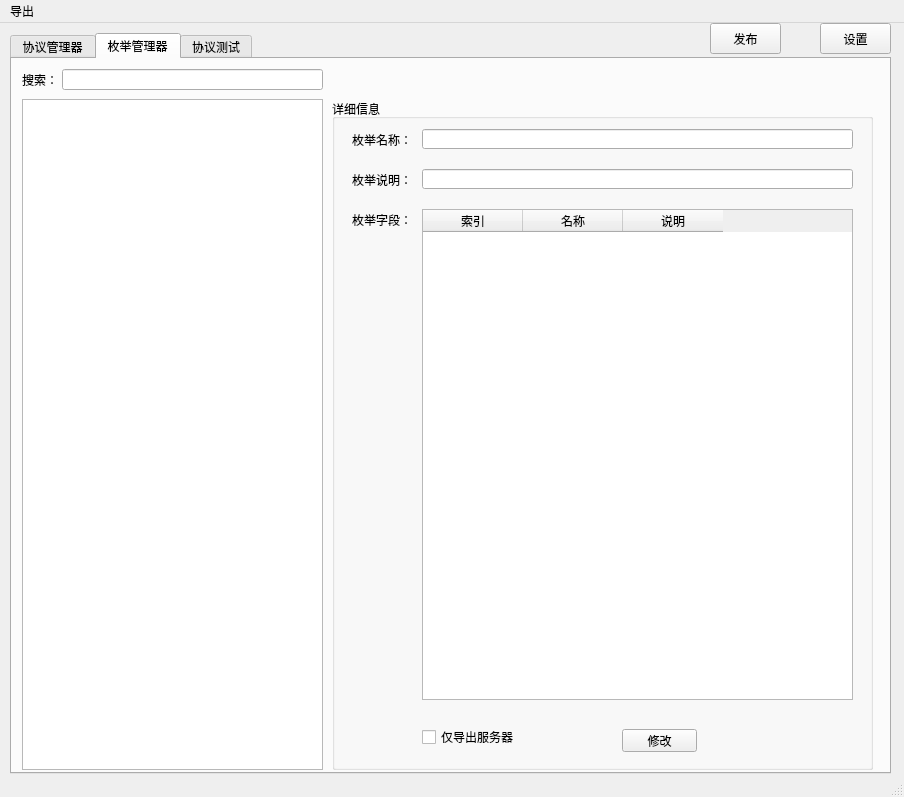
Before: the Qt Designer form designer/ui/proto_tool.ui in aywfelix/ProtoExcelTool, drawn with Qt 5.
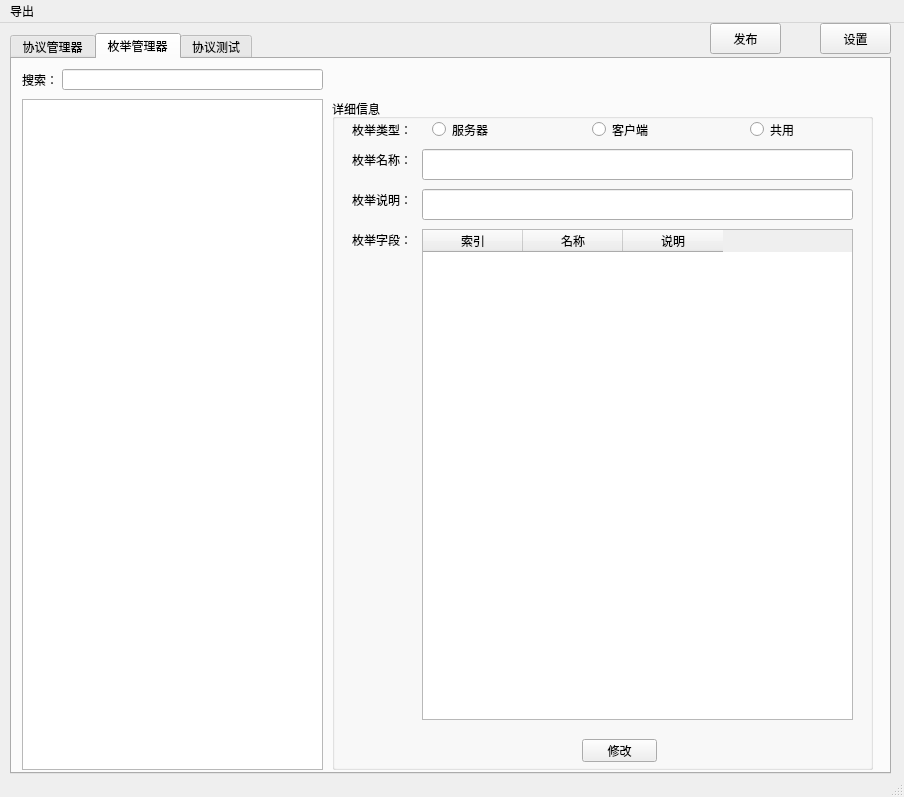
After: the same form once the commit is applied. The open tabs and pages were chosen to show the change.

Commit message: 添加枚举类型选择

```diff
--- a/designer/ui/proto_tool.ui
+++ b/designer/ui/proto_tool.ui
@@ -271,9 +271,9 @@
        <property name="geometry">
         <rect>
          <x>90</x>
-         <y>30</y>
+         <y>50</y>
          <width>431</width>
-         <height>20</height>
+         <height>31</height>
         </rect>
        </property>
        <property name="readOnly">
@@ -284,7 +284,7 @@
        <property name="geometry">
         <rect>
          <x>20</x>
-         <y>30</y>
+         <y>50</y>
          <width>71</width>
          <height>21</height>
         </rect>
@@ -297,9 +297,9 @@
        <property name="geometry">
         <rect>
          <x>90</x>
-         <y>70</y>
+         <y>90</y>
          <width>431</width>
-         <height>20</height>
+         <height>31</height>
         </rect>
        </property>
        <property name="readOnly">
@@ -310,7 +310,7 @@
        <property name="geometry">
         <rect>
          <x>20</x>
-         <y>70</y>
+         <y>90</y>
          <width>71</width>
          <height>21</height>
         </rect>
@@ -323,7 +323,7 @@
        <property name="geometry">
         <rect>
          <x>20</x>
-         <y>110</y>
+         <y>130</y>
          <width>71</width>
          <height>21</height>
         </rect>
@@ -335,8 +335,8 @@
       <widget class="QPushButton" name="bTnEnumModify">
        <property name="geometry">
         <rect>
-         <x>290</x>
-         <y>630</y>
+         <x>250</x>
+         <y>640</y>
          <width>75</width>
          <height>23</height>
         </rect>
@@ -345,24 +345,11 @@
         <string>修改</string>
        </property>
       </widget>
-      <widget class="QCheckBox" name="cBxEnum">
-       <property name="geometry">
-        <rect>
-         <x>90</x>
-         <y>630</y>
-         <width>121</width>
-         <height>16</height>
-        </rect>
-       </property>
-       <property name="text">
-        <string>仅导出服务器</string>
-       </property>
-      </widget>
       <widget class="QTableWidget" name="tBvEnum">
        <property name="geometry">
         <rect>
          <x>90</x>
-         <y>110</y>
+         <y>130</y>
          <width>431</width>
          <height>491</height>
         </rect>
@@ -410,6 +397,58 @@
         </property>
        </column>
       </widget>
+      <widget class="QRadioButton" name="rBtnCom">
+       <property name="geometry">
+        <rect>
+         <x>418</x>
+         <y>20</y>
+         <width>101</width>
+         <height>21</height>
+        </rect>
+       </property>
+       <property name="text">
+        <string>共用</string>
+       </property>
+      </widget>
+      <widget class="QRadioButton" name="rBtnServer">
+       <property name="geometry">
+        <rect>
+         <x>100</x>
+         <y>20</y>
+         <width>89</width>
+         <height>21</height>
+        </rect>
+       </property>
+       <property name="text">
+        <string>服务器</string>
+       </property>
+      </widget>
+      <widget class="QLabel" name="label_11">
+       <property name="geometry">
+        <rect>
+         <x>20</x>
+         <y>20</y>
+         <width>71</width>
+         <height>21</height>
+        </rect>
+       </property>
+       <property name="text">
+        <string>枚举类型：</string>
+       </property>
+      </widget>
+      <widget class="QRadioButton" name="rBtnClient">
+       <property name="geometry">
+        <rect>
+         <x>260</x>
+         <y>20</y>
+         <width>89</width>
+         <height>21</height>
+        </rect>
+       </property>
+       <property name="text">
+        <string>客户端</string>
+       </property>
+      </widget>
      </widget>
      <widget class="QTreeWidget" name="tRvEnum">
       <property name="geometry">
```
Left out of the diff: 2 changed lines with no effect on the pictures. The commit also changes 21 other files.
